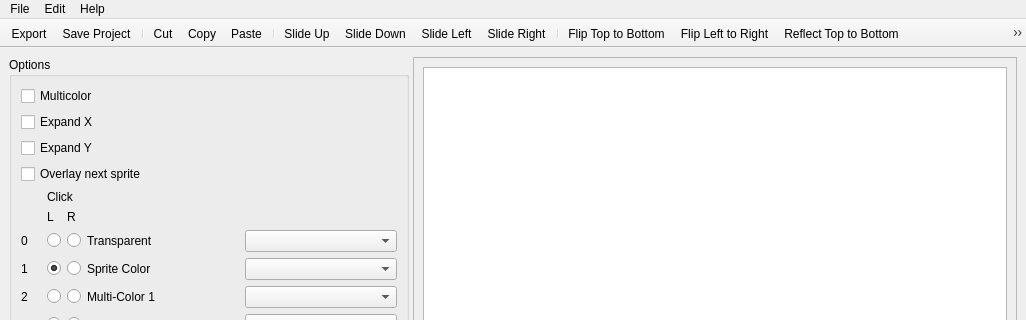
Before: the Qt Designer form mainwindow.ui in jowin202/OpenSprite, drawn with Qt 5; both pictures show x 0 to 1026 and y 0 to 320 of the 1026 by 911 pixel window.
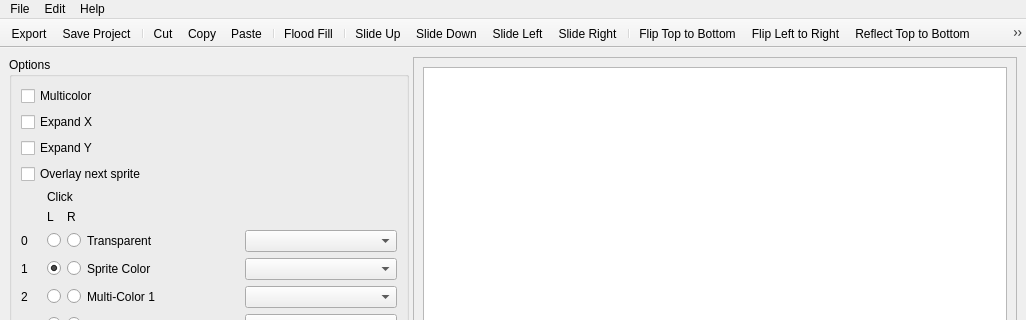
After: the same form once the commit is applied. Icons and pictures are not drawn. Custom widgets are drawn as their Qt base class.

Commit message: Flood fill

What changed in the file:
```diff
--- a/mainwindow.ui
+++ b/mainwindow.ui
@@ -675,6 +675,8 @@
    <addaction name="actionCopy"/>
    <addaction name="actionPaste"/>
    <addaction name="separator"/>
+   <addaction name="actionFlood_Fill"/>
+   <addaction name="separator"/>
    <addaction name="actionSlide_Up"/>
    <addaction name="actionSlide_Down"/>
    <addaction name="actionSlide_Left"/>
@@ -976,6 +978,18 @@
     <string>Ctrl+A</string>
    </property>
   </action>
+  <action name="actionFlood_Fill">
+   <property name="checkable">
+    <bool>true</bool>
+   </property>
+   <property name="icon">
+    <iconset resource="icons.qrc">
+     <normaloff>:/icons/floodfill.svg</normaloff>:/icons/floodfill.svg</iconset>
+   </property>
+   <property name="text">
+    <string>Flood Fill</string>
+   </property>
+  </action>
  </widget>
  <customwidgets>
   <customwidget>
```
The commit also changes 5 other files.
